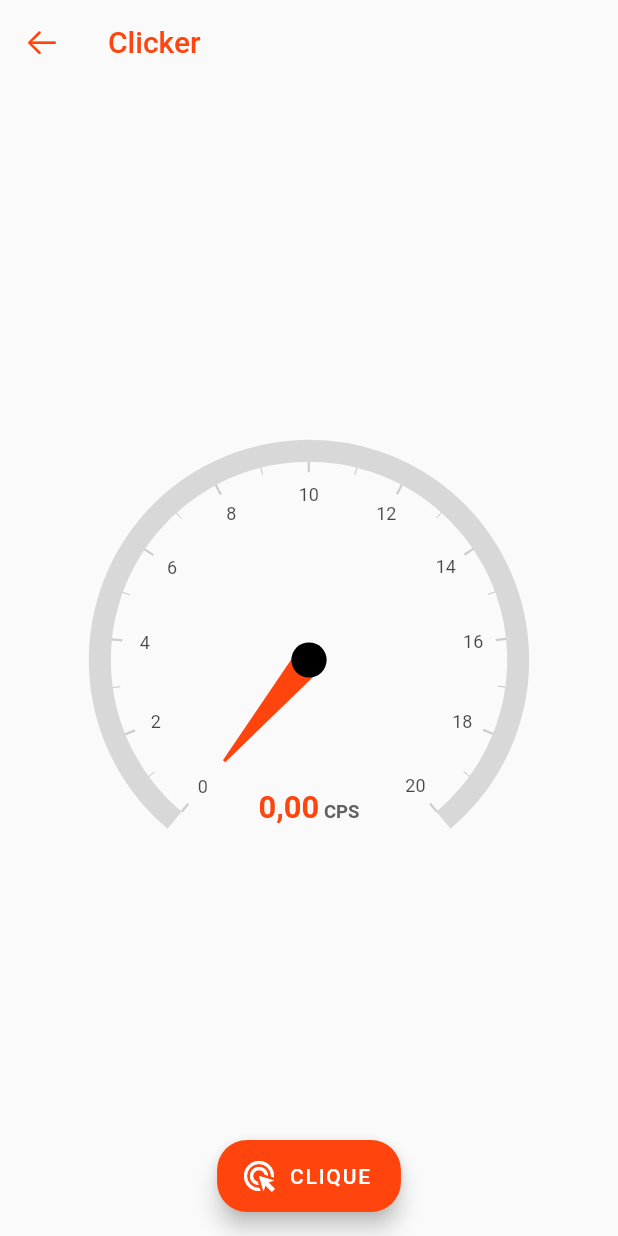
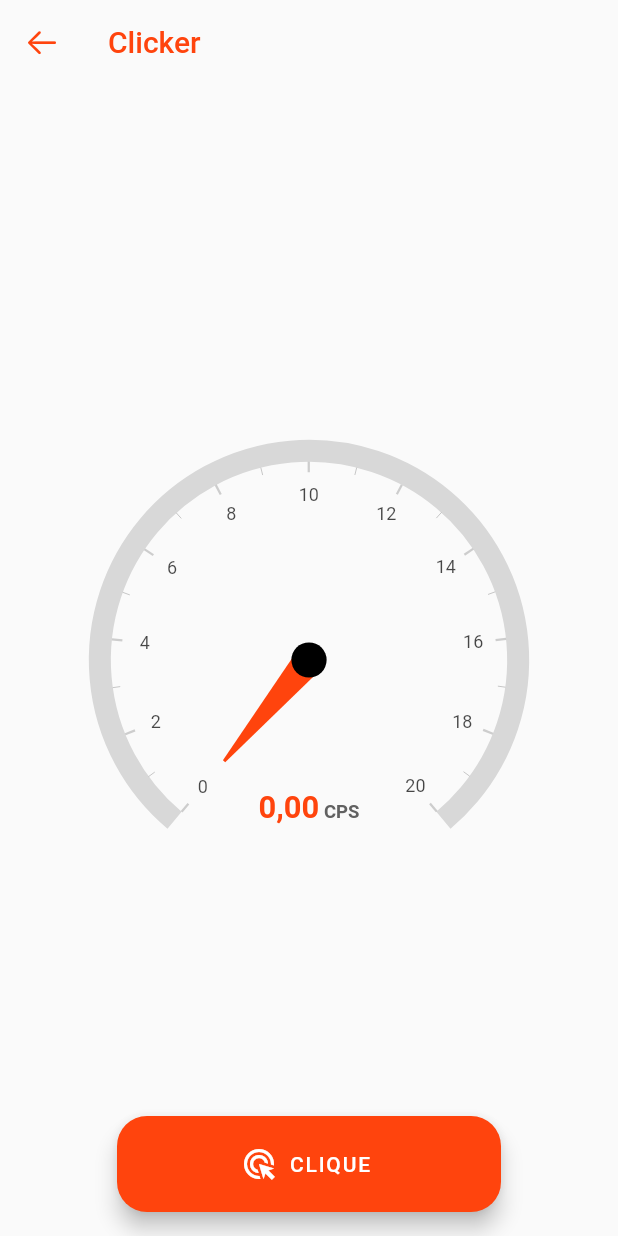
Before and after one commit to FelixLuciano/trainee-software, a Flutter app: the Clicker screen opened by its route, on a phone screen of 412 x 824 dp. Run offline on Flutter 3.47's test engine with Material 2 defaults, Android fonts, the phone set to English and light mode, and no system bars; drawn by our look-alikes of syncfusion_flutter_gauges; our stand-ins replace shared_preferences; accounts and stored records are empty.

Commit message:
feat: increased clicker fab size

```diff
--- a/projeto3/lib/routes/clicker/clicker.dart
+++ b/projeto3/lib/routes/clicker/clicker.dart
@@ -91,14 +91,17 @@ class ClickerState extends State<Clicker> {
       body: Center(
         child: Gauge(cps: cps, theme: widget.theme),
       ),
-      floatingActionButton: FloatingActionButton.extended(
+      floatingActionButton: SizedBox(
+        width: 256,
+        height: 64,
+        child: FloatingActionButton.extended(
           icon: const Icon(Icons.ads_click),
-
           shape: const RoundedRectangleBorder(
               borderRadius: BorderRadius.all(Radius.circular(20.0))
           ),
           label: const Text('CLIQUE'),
           onPressed: () => click(context),
+        )
       ),
       floatingActionButtonLocation: FloatingActionButtonLocation.centerFloat,
     );
```
Lines whose indentation alone changed are shown as unchanged.
